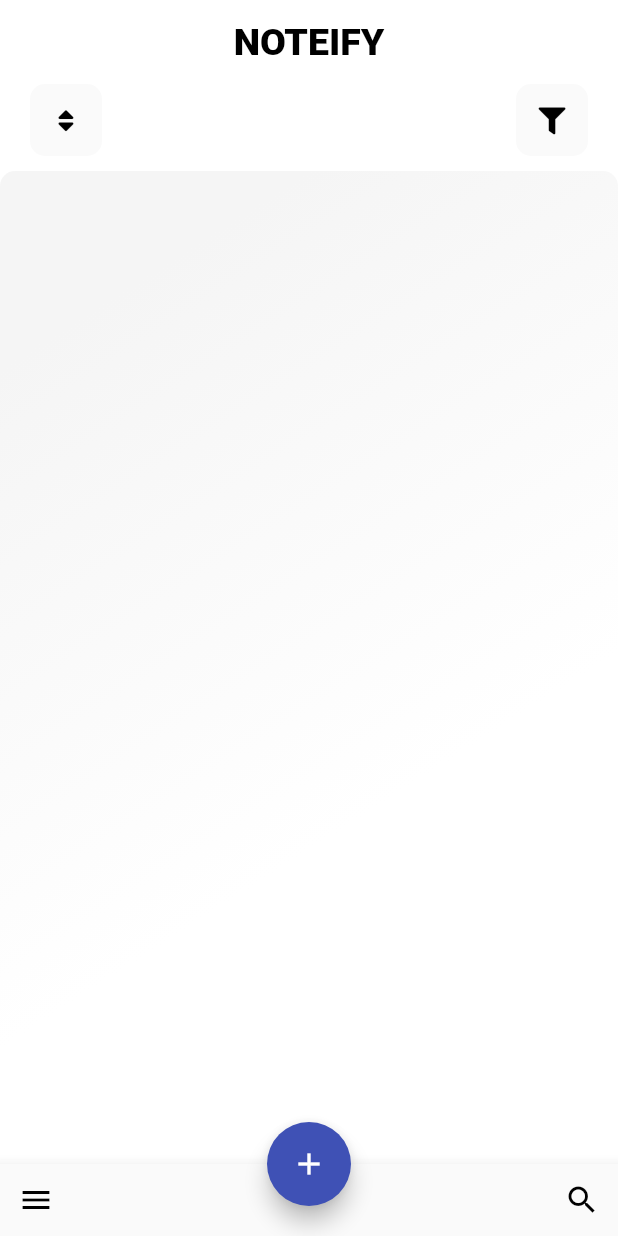
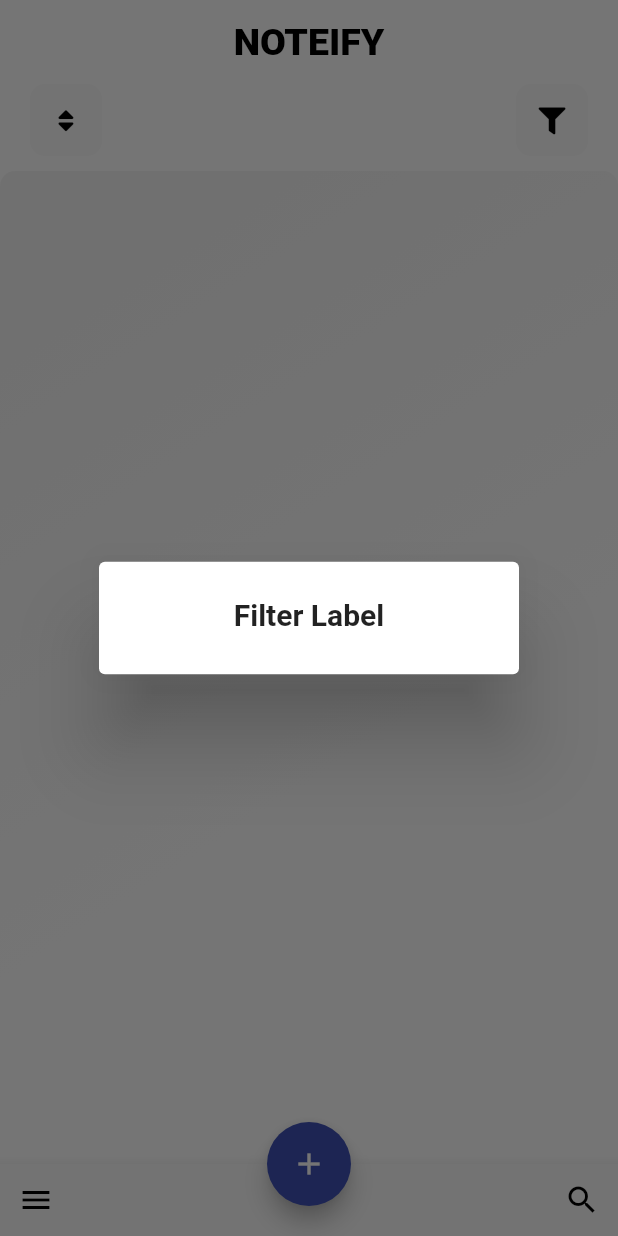
Before and after one commit to nishavak/noteify-clean, a Flutter app: the screen it shows once a user with an empty profile is signed in, after a tap on an icon or button, on a phone screen of 412 x 824 dp. Run offline on Flutter 3.47's test engine with Material 2 defaults, Android fonts, the phone set to English and light mode, and no system bars; our stand-ins replace cloud_firestore, firebase_auth, flutter_spinkit, font_awesome_flutter; accounts and stored records are empty; network calls fail.

Commit message:
added sort and doing filter

```diff
--- a/lib/user/dashboard-notes-list.dart
+++ b/lib/user/dashboard-notes-list.dart
@@ -1,8 +1,11 @@
 import 'package:flutter/material.dart';
+import 'package:noteify/loading.dart';
 import 'package:noteify/services/database.dart';
 import 'package:noteify/user/dashboard-note.dart';
 
 class DashboardNotesList extends StatefulWidget {
+  final bool sort;
+  DashboardNotesList({this.sort});
   @override
   _DashboardNotesListState createState() => _DashboardNotesListState();
 }
@@ -10,8 +13,12 @@ class DashboardNotesList extends StatefulWidget {
 class _DashboardNotesListState extends State<DashboardNotesList> {
   @override
   Widget build(BuildContext context) {
+    String sort = widget.sort ? 'title' : 'timestamp';
     Future<void> getNotes() async {
-      return await DatabaseService().noteCollection.getDocuments();
+      return await DatabaseService()
+          .noteCollection
+          .orderBy(sort)
+          .getDocuments();
     }
 
     return FutureBuilder(
@@ -19,6 +26,15 @@ class _DashboardNotesListState extends State<DashboardNotesList> {
       builder: (context, snapshot) {
         List<DashboardNote> children = List<DashboardNote>();
         if (snapshot.hasData) {
+          if (snapshot.data.documents.isEmpty) {
+            return Container(
+              child: Center(
+                  child: Text(
+                'No notes added',
+                style: TextStyle(fontSize: 20, fontWeight: FontWeight.w400),
+              )),
+            );
+          }
           snapshot.data.documents.forEach((note) => {
                 children.add(DashboardNote(
                   author: note.data['author'],
@@ -29,7 +45,8 @@ class _DashboardNotesListState extends State<DashboardNotesList> {
                 )),
               });
         } else {
-          return Container(child: Center(child: Text("No data")));
+          print('loading');
+          return Loading();
         }
 
         return ListView(
--- a/lib/user/dashboard.dart
+++ b/lib/user/dashboard.dart
@@ -3,6 +3,8 @@ import 'package:font_awesome_flutter/font_awesome_flutter.dart';
 import 'package:noteify/services/authentication.dart';
 import 'package:noteify/user/app-drawer.dart';
 import 'package:noteify/user/dashboard-notes-list.dart';
+import 'package:noteify/user/label.dart';
+import 'package:noteify/user/labels.dart';
 
 class Dashboard extends StatefulWidget {
   @override
@@ -12,6 +14,22 @@ class Dashboard extends StatefulWidget {
 class _DashboardState extends State<Dashboard> {
   final AuthenticationService _auth = AuthenticationService();
   GlobalKey<ScaffoldState> _drawerKey = GlobalKey();
+
+  bool _sort = true;
+  Function sort() {
+    setState(() {
+      _sort = !_sort;
+    });
+    return null;
+  }
+
+  Future _showFilterModal() async {
+    await showDialog(
+        context: context,
+        builder: (BuildContext context) {
+          return Labels();
+        });
+  }
 
   @override
   Widget build(BuildContext context) {
@@ -51,6 +69,7 @@ class _DashboardState extends State<Dashboard> {
                         ),
                         onPressed: () {
                           print('sort');
+                          sort();
                         }),
                   ),
                   Container(
@@ -66,6 +85,7 @@ class _DashboardState extends State<Dashboard> {
                         ),
                         onPressed: () {
                           print('filter');
+                          _showFilterModal();
                         }),
                   ),
                 ],
@@ -84,7 +104,7 @@ class _DashboardState extends State<Dashboard> {
                         begin: Alignment.topCenter,
                         colors: [Colors.grey[100], Colors.white])),
                 padding: EdgeInsets.fromLTRB(10.0, 10.0, 10.0, 10.0),
-                child: DashboardNotesList(),
+                child: DashboardNotesList(sort: _sort),
               ),
             ),
           ],
--- /dev/null
+++ b/lib/user/labels.dart
@@ -0,0 +1,45 @@
+import 'package:flutter/material.dart';
+import 'package:noteify/loading.dart';
+import 'package:noteify/services/database.dart';
+
+class Labels extends StatefulWidget {
+  @override
+  _LabelsState createState() => _LabelsState();
+}
+
+class _LabelsState extends State<Labels> {
+  @override
+  Widget build(BuildContext context) {
+    Future<void> getNotes() async {
+      return await DatabaseService().labelCollection.getDocuments();
+    }
+
+    return FutureBuilder(
+      future: getNotes(),
+      builder: (context, snapshot) {
+        List<SimpleDialogOption> children = List<SimpleDialogOption>();
+        if (snapshot.hasData) {
+          // if (snapshot.data.documents.isEmpty) {}
+          snapshot.data.documents.forEach((label) => {
+                // children.add(
+                print(label.data['name']),
+                SimpleDialogOption(
+                  child: Text(label.data['name']),
+                )
+                // ),
+              });
+        } else {
+          return Loading();
+        }
+
+        return SimpleDialog(
+          title: Center(
+            child: const Text('Filter Label',
+                style: TextStyle(fontSize: 20, fontWeight: FontWeight.bold)),
+          ),
+          children: children,
+        );
+      },
+    );
+  }
+}
```
